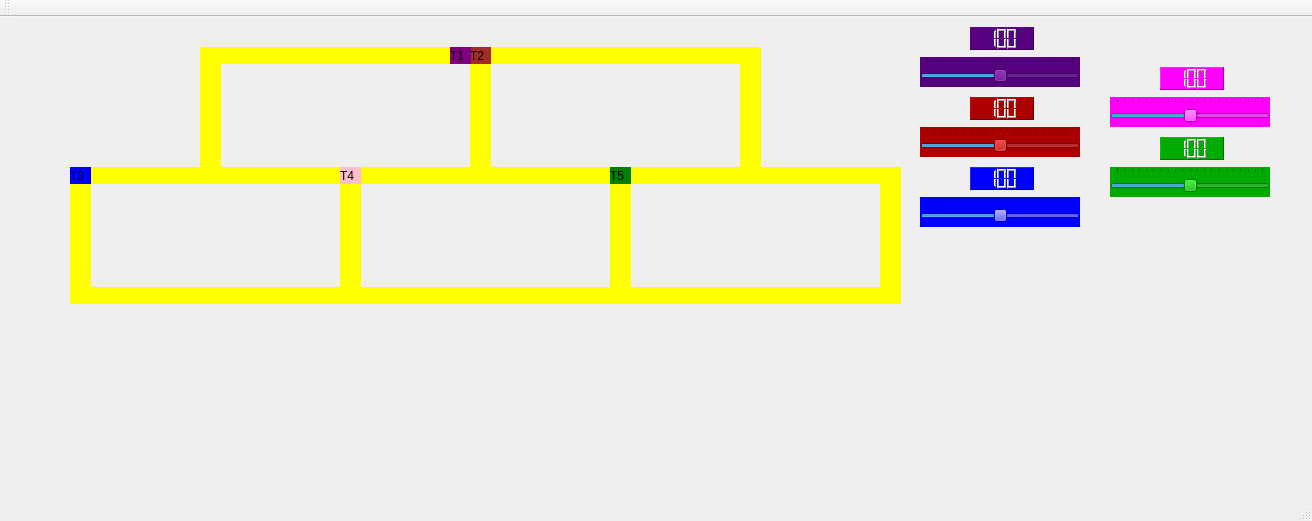
taleshrocha/so-trabalho-2, file src/mainwindow.ui: the form before one commit.
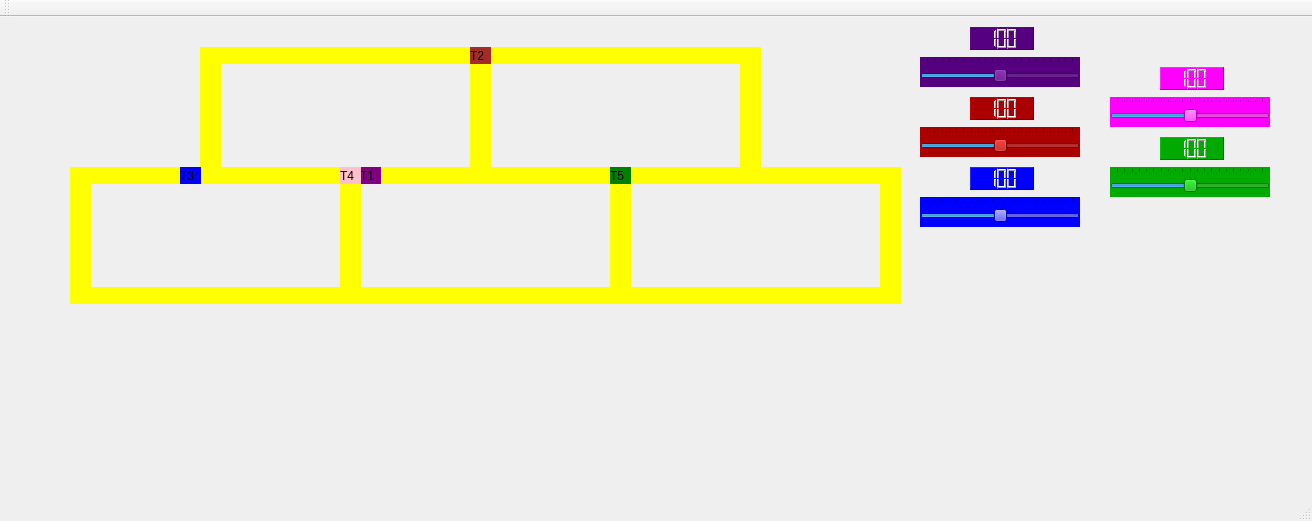
The form after the commit.

What changed in the file:
```diff
--- a/src/mainwindow.ui
+++ b/src/mainwindow.ui
@@ -17,8 +17,8 @@
    <widget class="QLabel" name="label_trem1">
     <property name="geometry">
      <rect>
-      <x>450</x>
-      <y>30</y>
+      <x>360</x>
+      <y>150</y>
       <width>21</width>
       <height>17</height>
      </rect>
@@ -236,7 +236,7 @@
    <widget class="QLabel" name="label_trem3">
     <property name="geometry">
      <rect>
-      <x>70</x>
+      <x>180</x>
       <y>150</y>
       <width>21</width>
       <height>17</height>
```
